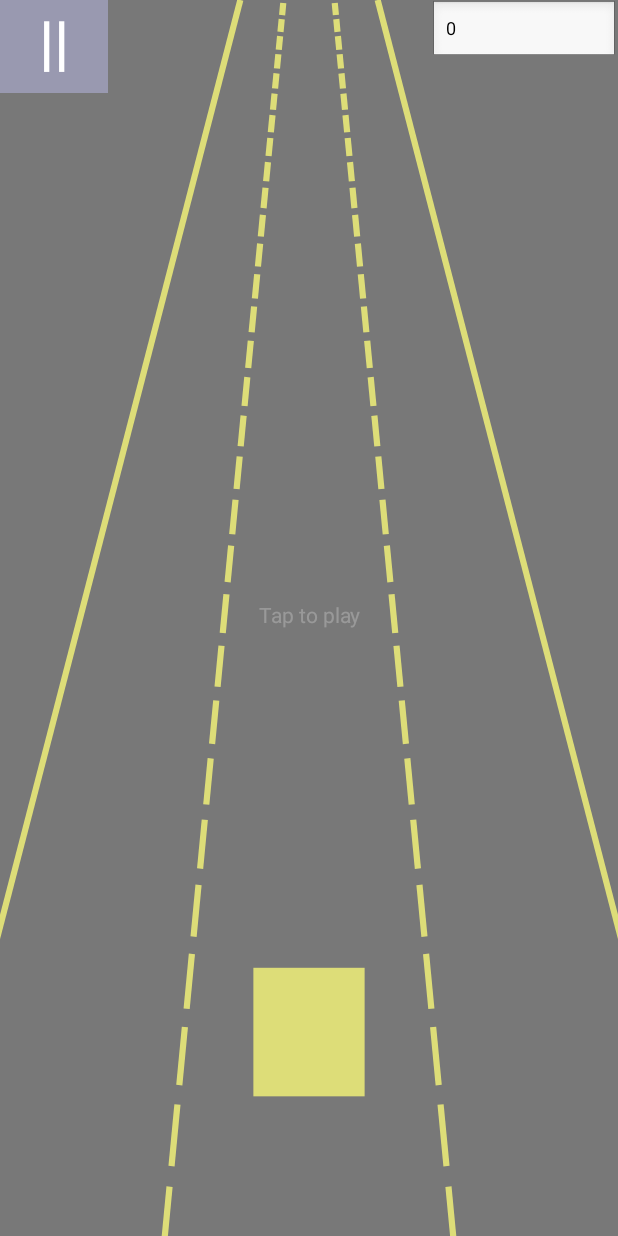
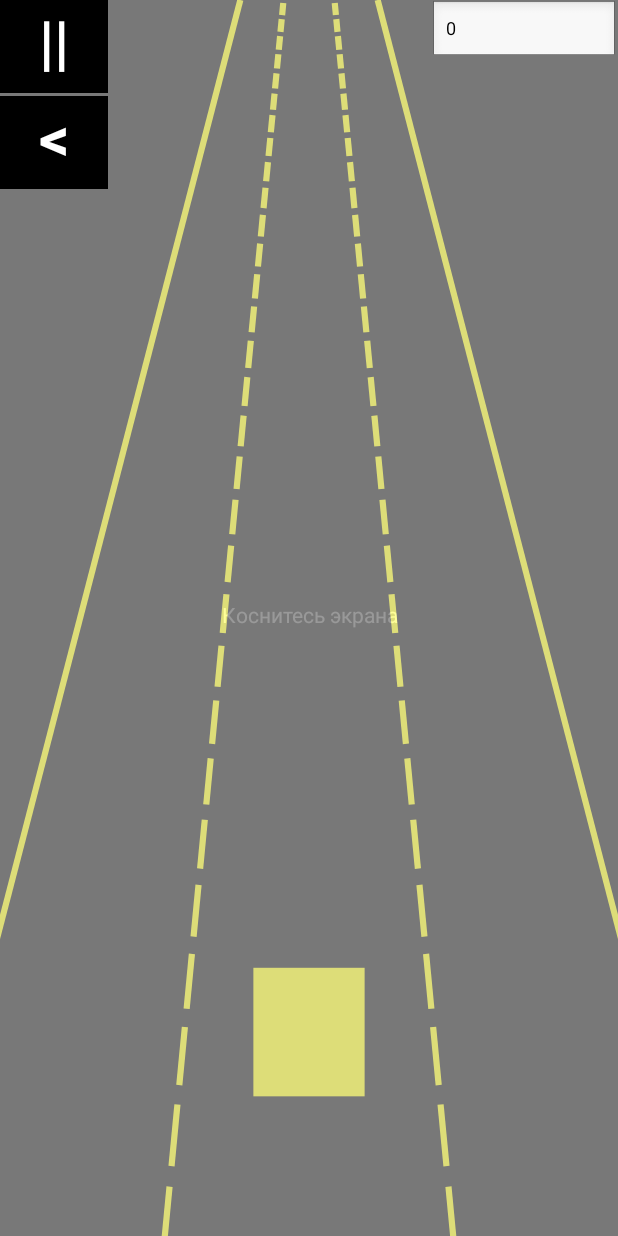
Before and after one commit to tkushch/ZooRun, an Android app: the MainActivity screen opened directly, with no data from a screen before it, on a phone screen of 412 x 824 dp. Run offline under Robolectric (Android 15) with nearby library versions, the phone set to English and light mode, and no system bars.

Commit message:
сохраняется рекорд, кнопки назад

```diff
--- a/app/src/main/java/com/example/zoorun/MainActivity.java
+++ b/app/src/main/java/com/example/zoorun/MainActivity.java
@@ -17,7 +17,7 @@ import static android.graphics.Color.rgb;
 public class MainActivity extends Activity implements View.OnClickListener, OnCollisionListener, OnScoreListener {
     private SeekBar seekBar_level;
     private FrameLayout frameLayout;
-    private Button run, pause;
+    private Button run, pause, back;
     private MyDraw md;
     private boolean swipe = false;
     private final float[] swipe_start_coords = {0f, 0f};
@@ -33,6 +33,8 @@ public class MainActivity extends Activity implements View.OnClickListener, OnCo
         md = findViewById(R.id.MyDraw);
         pause = findViewById(R.id.pause);
         pause.setOnClickListener(this);
+        back = findViewById(R.id.back);
+        back.setOnClickListener(this);
 
         seekBar_level = findViewById(R.id.seekBar_level);
         md.setLEVEL(getIntent().getIntExtra("level", 2));
@@ -48,8 +50,11 @@ public class MainActivity extends Activity implements View.OnClickListener, OnCo
         et_score = findViewById(R.id.edit_text_score);
 
         //Sounds
+        float volume = (float) (1 - (Math.log(100 - 40) / Math.log(100))); //max volume - curr volume
         collision_sound = MediaPlayer.create(this, R.raw.explosion);
+        collision_sound.setVolume(volume, volume);
         money_sound = MediaPlayer.create(this, R.raw.eat);
+        money_sound.setVolume(volume, volume);
 
 
     }
@@ -59,19 +64,18 @@ public class MainActivity extends Activity implements View.OnClickListener, OnCo
         if (v == run) {
             frameLayout.removeView(run);
             md.setPause(false);
+            back.setAlpha(0f);
+            back.setEnabled(false);
         }
         if (v == pause && !md.isPause()) {
             md.setPause(true);
             to_pause_screen(getString(R.string.taptoplay));
         }
-        /*if (v == findViewById(R.id.button2)){
-            md.selevmin();
-        }
-        if (v == findViewById(R.id.button3)){
-            md.selevplus();
+        if (v == back){
+            Intent intent = new Intent(this, StartActivity.class);
+            startActivity(intent);
         }
 
-         */
     }
 
     public void to_pause_screen(String message) {
@@ -85,6 +89,10 @@ public class MainActivity extends Activity implements View.OnClickListener, OnCo
         run.setHeight(LinearLayout.LayoutParams.MATCH_PARENT);
         run.setTextColor(Color.WHITE);
         run.setOnClickListener(this);
+        back.setEnabled(true);
+        back.setAlpha(1f);
+
+
     }
 
 
@@ -188,4 +196,6 @@ public class MainActivity extends Activity implements View.OnClickListener, OnCo
     @Override
     public void onBackPressed() {
     }
+
+
 }
--- a/app/src/main/java/com/example/zoorun/MyDraw.java
+++ b/app/src/main/java/com/example/zoorun/MyDraw.java
@@ -77,7 +77,7 @@ public class MyDraw extends View {
 
         //move
         if (!pause && !was_collision) {
-            ground.move();
+            //ground.move();
             if (LEVEL == 0.004f) {
                 score += 1;
             }
--- /dev/null
+++ b/app/src/main/res/drawable/back.xml
@@ -0,0 +1,5 @@
+<vector android:height="24dp" android:tint="#FFFFFF"
+    android:viewportHeight="24" android:viewportWidth="22"
+    android:width="24dp" xmlns:android="http://schemas.android.com/apk/res/android">
+    <path android:fillColor="@android:color/white" android:pathData="M20,11H7.83l5.59,-5.59L12,4l-8,8 8,8 1.41,-1.41L7.83,13H20v-2z"/>
+</vector>
--- /dev/null
+++ b/app/src/main/res/drawable/pause.xml
@@ -0,0 +1,5 @@
+<vector android:height="24dp" android:tint="#FFFFFF"
+    android:viewportHeight="24" android:viewportWidth="24"
+    android:width="24dp" xmlns:android="http://schemas.android.com/apk/res/android">
+    <path android:fillColor="@android:color/white"/>
+</vector>
--- a/app/src/main/res/layout/main.xml
+++ b/app/src/main/res/layout/main.xml
@@ -22,27 +22,9 @@
 
 
         <com.example.zoorun.MyDraw
-            android:id="@+id/MyDraw"
-            android:layout_width="match_parent"
-            android:layout_height="match_parent"/>
-        <!-- Button
-                android:background="#ffffff"
-                android:layout_gravity="center|left"
-                android:layout_marginLeft="20dp"
-                android:text="меньше"
-                android:textSize="25dp"
-                android:layout_width="wrap_content"
-                android:onClick="onClick"
-                android:layout_height="wrap_content" android:id="@+id/button2"/>
-        <Button
-                android:background="#ffffff"
-                android:layout_gravity="center|right"
-                android:layout_marginRight="20dp"
-                android:text="больше"
-                android:textSize="25dp"
-                android:layout_width="wrap_content"
-                android:onClick="onClick"
-                android:layout_height="wrap_content" android:id="@+id/button3"/> -->
+                android:id="@+id/MyDraw"
+                android:layout_width="match_parent"
+                android:layout_height="match_parent"/>
 
 
     </FrameLayout>
@@ -51,9 +33,10 @@
         android:id="@+id/pause"
         android:layout_width="72dp"
         android:layout_height="62dp"
-        android:background="#aaaaaacc"
+        android:background="#000000"
+        android:text="||"
+        android:textAlignment="center"
         android:textColor="@android:color/white"
-        android:text="||"
         android:textSize="40dp"
         android:textStyle="bold"
         app:layout_constraintBottom_toBottomOf="parent"
@@ -63,13 +46,27 @@
         app:layout_constraintTop_toTopOf="parent"
         app:layout_constraintVertical_bias="0.0"
         android:gravity="center_horizontal" />
+    <Button
+            android:alpha="0"
+            android:id="@+id/back"
+            android:layout_width="72dp"
+            android:layout_height="62dp"
+            android:background="#000000"
+            android:textColor="@android:color/white"
+            android:text="@string/back"
+            android:textSize="40dp"
+            android:textStyle="bold"
+            android:gravity="center_horizontal" app:layout_constraintBottom_toBottomOf="parent"
+            app:layout_constraintTop_toBottomOf="@+id/pause" app:layout_constraintStart_toStartOf="parent"
+            app:layout_constraintEnd_toEndOf="parent" app:layout_constraintHorizontal_bias="0.0"
+            app:layout_constraintVertical_bias="0.0" android:layout_marginTop="2dp"/>
 
     <EditText
         android:id="@+id/edit_text_score"
         android:layout_width="125dp"
         android:layout_height="41dp"
         android:ems="10"
-        android:inputType="numberDecimal"
+        android:inputType="none"
         android:textSize="12dp"
         app:layout_constraintBottom_toBottomOf="parent"
         app:layout_constraintEnd_toEndOf="parent"
@@ -79,4 +76,5 @@
         app:layout_constraintVertical_bias="0.0" />
 
 
+
 </androidx.constraintlayout.widget.ConstraintLayout>
--- a/app/src/main/res/values/strings.xml
+++ b/app/src/main/res/values/strings.xml
@@ -10,8 +10,9 @@
 
     <string name="hello_first_fragment">Hello first fragment</string>
     <string name="hello_second_fragment">Hello second fragment. Arg: %1$s</string>
-    <string name="taptoplay">Tap to play</string>
+    <string name="taptoplay">Коснитесь экрана</string>
     <string name="lose_text">You lost\nTap to play again</string>
     <string name="record_string">Ваш рекорд:\n</string>
+    <string name="back"><![CDATA[<]]></string>
 
 </resources>
```
